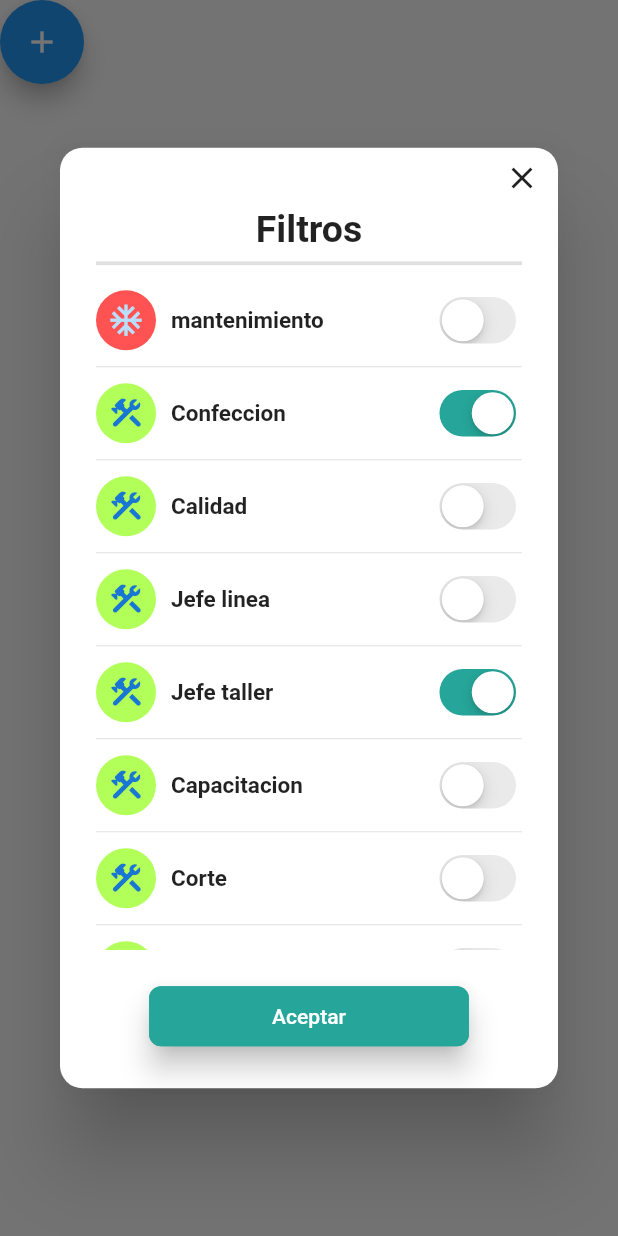
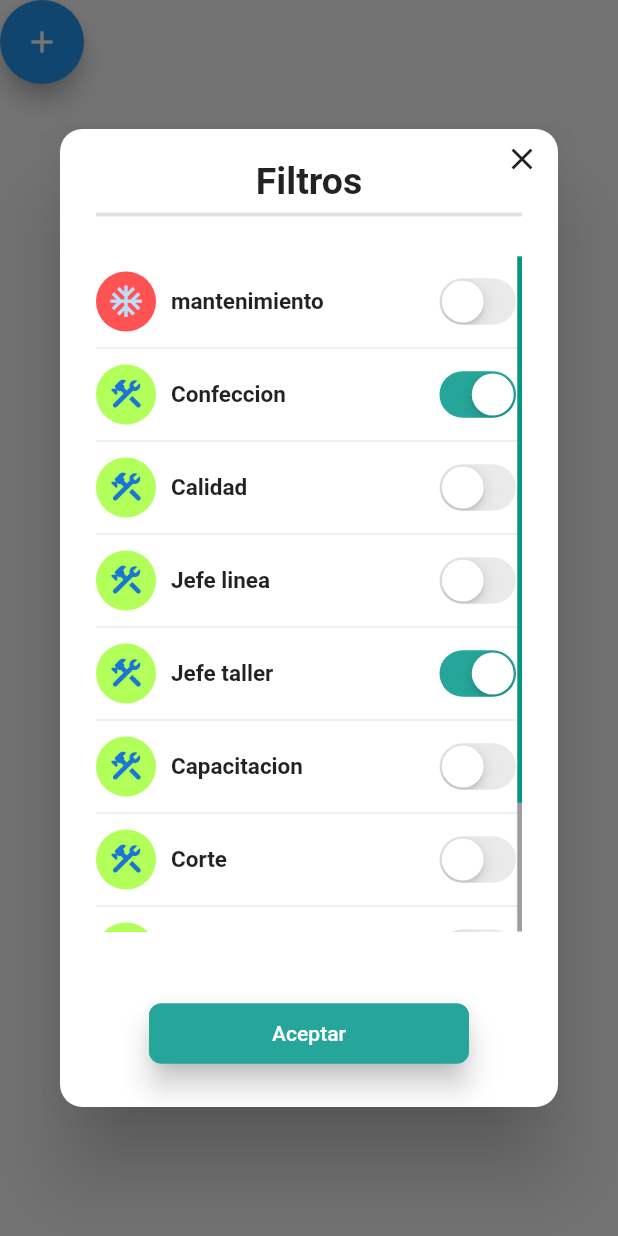
Before and after one commit to MaxiSoriano70/2doWidgetGrupo1, a Flutter app: the screen it shows after launch, after a tap on the "add" icon, on a phone screen of 412 x 824 dp. Run offline on Flutter 3.47's test engine with Material 2 defaults, Android fonts, the phone set to English and light mode, and no system bars.

Commit message:
stateless

```diff
--- a/lib/main.dart
+++ b/lib/main.dart
@@ -15,7 +15,7 @@ class MyApp extends StatelessWidget {
       theme: ThemeData(
         primarySwatch: Colors.blue,
         scrollbarTheme: ScrollbarThemeData(
-          thumbColor: MaterialStatePropertyAll(Colors.teal),
+          //thumbColor: MaterialStatePropertyAll(Colors.teal),
         )
       ),
       home: const MyHomePage(title: 'Flutter Demo Home Page'),
@@ -41,11 +41,21 @@ class _MyHomePageState extends State<MyHomePage> {
   bool _toggled1 = false;
   bool _toggled2 = false;
   bool _toggled3 = false;
-
+  List<FilterItem> filtros = [
+    FilterItem(id:Task.mantenimiento ,text: 'mantenimiento', icon: Icons.ac_unit,backgroundColor: Colors.redAccent),
+    FilterItem(id:Task.confeccion, text: 'Confeccion', icon: Icons.construction_rounded, isActive: true),
+    FilterItem(id:Task.calidad, text: 'Calidad', icon: Icons.construction_rounded),
+    FilterItem(id:Task.jefe_linea, text: 'Jefe linea', icon: Icons.construction_rounded),
+    FilterItem(id:Task.jefe_taller, text: 'Jefe taller', icon: Icons.construction_rounded, isActive: true),
+    FilterItem(id:Task.capacitacion, text: 'Capacitacion', icon: Icons.construction_rounded),
+    FilterItem(id:Task.corte, text: 'Corte', icon: Icons.construction_rounded),
+    FilterItem(id:Task.corte, text: 'Corte', icon: Icons.construction_rounded),
+    FilterItem(id:Task.corte, text: 'Corte', icon: Icons.construction_rounded),
+  ];
   @override
   Widget build(BuildContext context) {
     return  Scaffold(
-      body: FilterComponent(switchColor: Colors.teal.shade400 ), );
+      body: FilterComponent(switchColor: Colors.teal.shade400,lista: filtros, ), );
 
   }
 }
--- a/lib/src/ui/pagecomponent/filter_component.dart
+++ b/lib/src/ui/pagecomponent/filter_component.dart
@@ -2,30 +2,16 @@ import 'package:desafiogrupal2/src/ui/pagecomponent/custom_button.dart';
 import 'package:flutter/cupertino.dart';
 import 'package:flutter/material.dart';
 
-class FilterComponent extends StatefulWidget {
+class FilterComponent extends StatelessWidget {
   final  Color switchColor;
-  const FilterComponent({Key? key,this.switchColor=Colors.cyan }) : super(key: key);
-
-  @override
-  State<FilterComponent> createState() => _FilterComponentState();
-}
-
-class _FilterComponentState extends State<FilterComponent> {
+  List<FilterItem>? lista = [];
+  Function(Task)? onTap;
+  FilterComponent({Key? key,this.switchColor=Colors.cyan,this.lista, this.onTap }) : super(key: key);
 
 
   @override
   Widget build(BuildContext context) {
-    List<FilterItem> filtros = [
-      FilterItem(id:Task.mantenimiento ,text: 'mantenimiento', icon: Icons.ac_unit,backgroundColor: Colors.redAccent),
-      FilterItem(id:Task.confeccion, text: 'Confeccion', icon: Icons.construction_rounded, isActive: true),
-      FilterItem(id:Task.calidad, text: 'Calidad', icon: Icons.construction_rounded),
-      FilterItem(id:Task.jefe_linea, text: 'Jefe linea', icon: Icons.construction_rounded),
-      FilterItem(id:Task.jefe_taller, text: 'Jefe taller', icon: Icons.construction_rounded, isActive: true),
-      FilterItem(id:Task.capacitacion, text: 'Capacitacion', icon: Icons.construction_rounded),
-      FilterItem(id:Task.corte, text: 'Corte', icon: Icons.construction_rounded),
-      FilterItem(id:Task.corte, text: 'Corte', icon: Icons.construction_rounded),
-      FilterItem(id:Task.corte, text: 'Corte', icon: Icons.construction_rounded),
-    ];
+    List<Task> activeFilters = [];
     return Column(
       children: [
         FloatingActionButton(
@@ -35,8 +21,19 @@ class _FilterComponentState extends State<FilterComponent> {
                   context: context,
                   builder: (BuildContext context) {
                     return AlertDialog(
+                      title: Column(
+                        children: const [
+                          Center(child: Text(
+                            'Filtros',
+                            style: TextStyle(
+                                fontWeight: FontWeight.bold, fontSize: 25),
+                          ),),
+                          Divider(thickness: 2.5,),
+                        ],
+                      ),
                       shape: const RoundedRectangleBorder(
-                          borderRadius: BorderRadius.all(Radius.circular(15.0))),
+                          borderRadius: BorderRadius.all(
+                              Radius.circular(15.0))),
                       icon: const SizedBox(
                           height: 20,
                           width: 20,
@@ -48,26 +45,32 @@ class _FilterComponentState extends State<FilterComponent> {
                       scrollable: true,
                       content: Column(
                         children: [
-                          _header(),
-                          const Divider(thickness: 2.5,),
+
                           SizedBox(
                               height: 450,
                               width: 400,
                               child: StatefulBuilder(builder:
                                   (BuildContext context, StateSetter setState) {
-                                return _list(filtros,setState);
+                                return _list( setState);
                               })),
                           const SizedBox(height: 20,),
-                          _button(),
                         ],
                       ),
+
+                      actionsPadding: const EdgeInsets.only(bottom: 25),
+                      actions: [Center(child: CustomButton(
+                        backgroundColor: switchColor,
+                        text: 'Aceptar',
+                        padding: EdgeInsets.symmetric(
+                            horizontal: 80, vertical: 10),
+                      ),)
+                      ],
                     );
                   });
             }),
       ],
     );
   }
-
 
 
   _header() {
@@ -82,42 +85,6 @@ class _FilterComponentState extends State<FilterComponent> {
     );
   }
 
-  /*_cell(FilterItem item,StateSetter setState) {
-    return SwitchListTile.adaptive(
-      activeColor: Colors.cyan,
-      contentPadding: const EdgeInsets.all(3),
-      value: item.isActive,
-      onChanged: (bool value) {
-        setState(() {
-          item.onChange();
-        });
-      },
-      title: Text(item.text),
-      secondary: Icon(item.icon, color: item.backgroundColor,),
-    );
-  }*/
-
-  /*_cell(FilterItem item,StateSetter setState) {
-    return Row(
-      mainAxisAlignment: MainAxisAlignment.spaceBetween,
-      children: [
-      Row(
-      mainAxisAlignment: MainAxisAlignment.start,
-      children: [
-        CircleAvatar(backgroundColor: item.backgroundColor,child: Icon(item.icon),),
-        const SizedBox(width: 15,),
-        Text(item.text)
-      ],
-    ),
-    CupertinoSwitch(
-    value: item.isActive,
-    onChanged: (bool value){
-      setState(() {
-        item.onChange();
-      });
-    })]
-    );
-    }*/
   _cell(FilterItem item,StateSetter setState) {
     return Padding(
       padding: const EdgeInsets.symmetric(vertical: 10,horizontal: 0),
@@ -133,9 +100,12 @@ class _FilterComponentState extends State<FilterComponent> {
             ],
           ),
           CupertinoSwitch(
-              activeColor: widget.switchColor,
+              activeColor:  switchColor,
               value: item.isActive,
               onChanged: (bool value) {
+                if(value){
+
+                }
                 setState(() {
                   item.onChange();
                 });
@@ -147,26 +117,35 @@ class _FilterComponentState extends State<FilterComponent> {
     );
   }
 
-  _list(List<FilterItem> lista,StateSetter setState) {
-    return  Scrollbar(
+  _list( StateSetter setState) {
+    return  RawScrollbar(
+
+      fadeDuration: Duration(milliseconds: 0),
+      controller: ScrollController(initialScrollOffset: 0,),
+      trackVisibility: true,
+      trackColor: Colors.grey,
+      thumbVisibility: true,
+      thickness: 3,
+      thumbColor: Colors.teal,
+      //minOverscrollLength: 2,
+
       child: ListView.separated(
-          itemBuilder: (context, index) => _cell( lista[index],setState),
+          itemBuilder: (context, index) => _cell( lista![index],setState),
           separatorBuilder: (context, index) => const Divider(height: 2,),
-          itemCount:lista.length ),
+          itemCount:lista!.length ),
     );
   }
 
   _button() {
     return Container(
-        // color: Colors.blue,
-
         child:  CustomButton(
-          backgroundColor: widget.switchColor,
+          backgroundColor:  switchColor,
           text: 'Aceptar',
           padding: EdgeInsets.symmetric(horizontal: 80,vertical: 10),
         ));
   }
-}
+  }
+
 
 class FilterItem {
   Task id;
```
